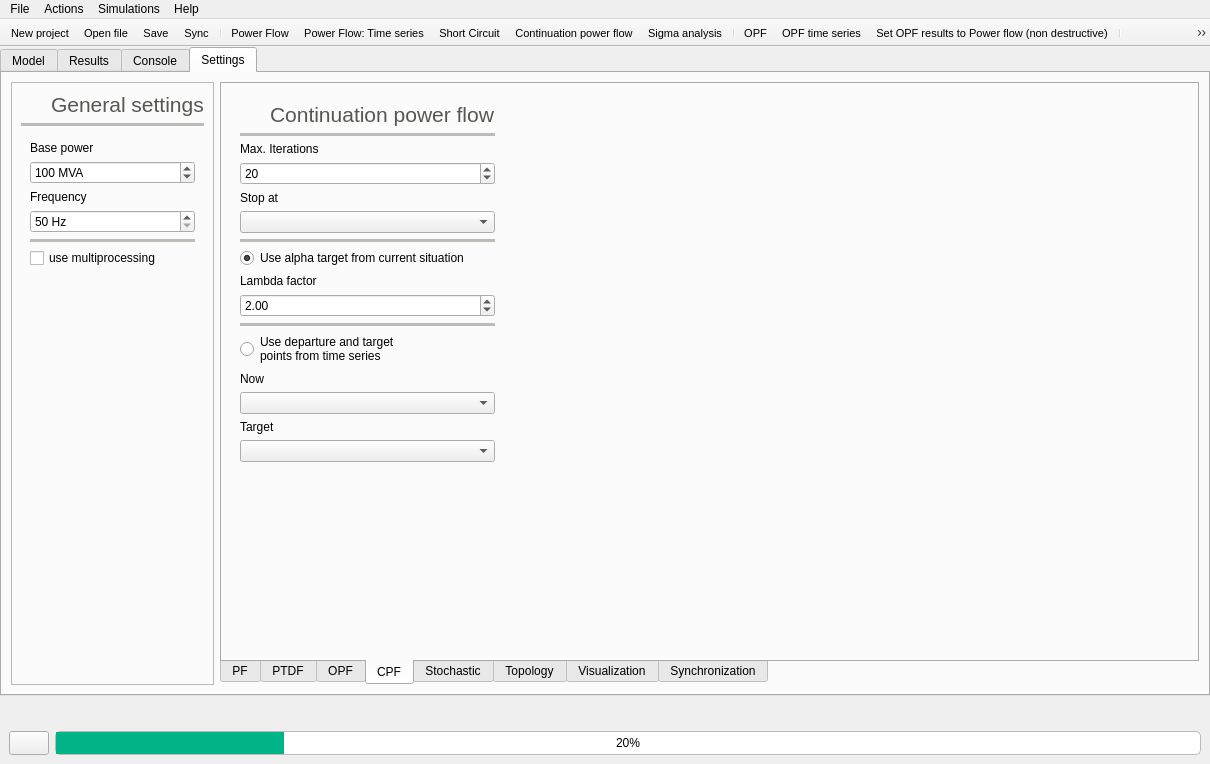
Above: src/GridCal/Gui/Main/MainWindow.ui from SanPen/GridCal before the change. Below: the same form after it.
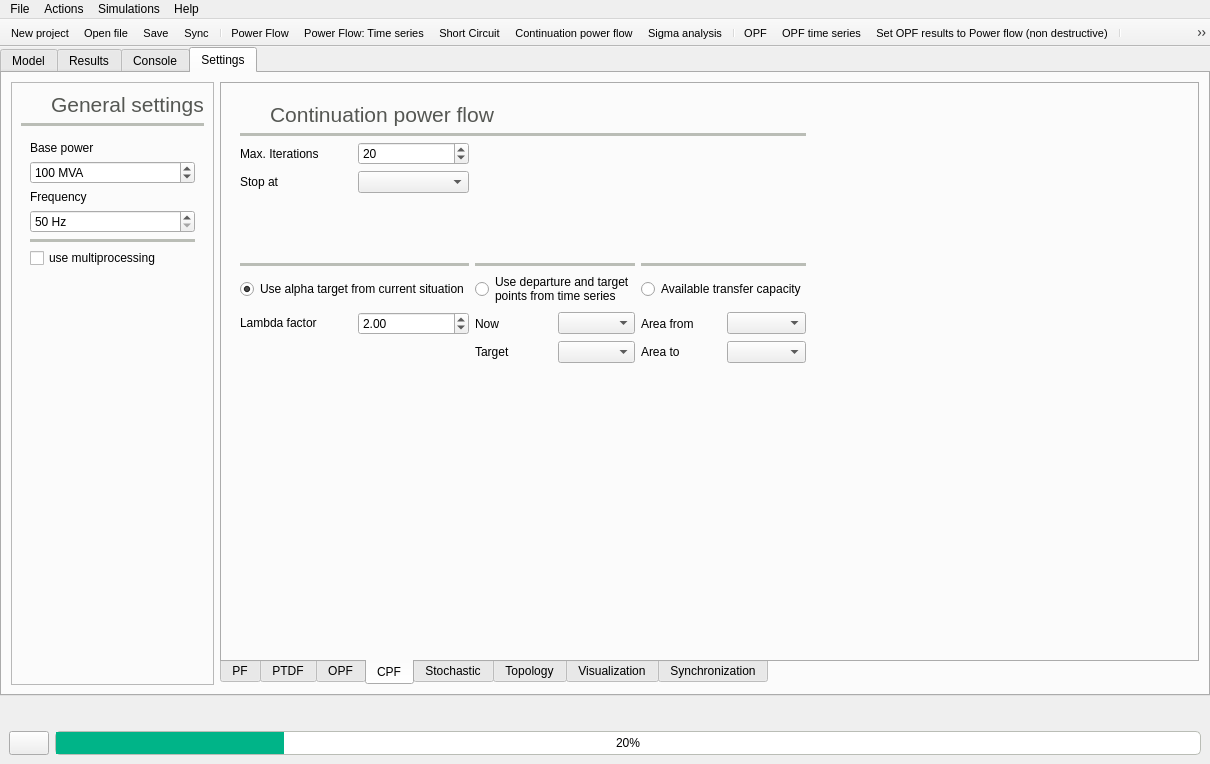
That is the form after the change. The open tabs and pages were chosen to show the change. Icons and pictures are not drawn.

What changed in the file:
```diff
--- a/src/GridCal/Gui/Main/MainWindow.ui
+++ b/src/GridCal/Gui/Main/MainWindow.ui
@@ -3304,8 +3304,252 @@
               <property name="frameShadow">
                <enum>QFrame::Raised</enum>
               </property>
-              <layout class="QVBoxLayout" name="verticalLayout_10">
-               <item>
+              <layout class="QGridLayout" name="gridLayout_2">
+               <item row="9" column="0">
+                <widget class="QLabel" name="label_18">
+                 <property name="text">
+                  <string>&lt;html&gt;&lt;head/&gt;&lt;body&gt;&lt;p&gt;Lambda factor&lt;/p&gt;&lt;/body&gt;&lt;/html&gt;</string>
+                 </property>
+                </widget>
+               </item>
+               <item row="3" column="0">
+                <widget class="QLabel" name="label_8">
+                 <property name="text">
+                  <string>Stop at</string>
+                 </property>
+                </widget>
+               </item>
+               <item row="10" column="5">
+                <widget class="QComboBox" name="areaToComboBox"/>
+               </item>
+               <item row="9" column="3">
+                <widget class="QComboBox" name="vs_departure_comboBox"/>
+               </item>
+               <item row="10" column="3">
+                <widget class="QComboBox" name="vs_target_comboBox"/>
+               </item>
+               <item row="10" column="4">
+                <widget class="QLabel" name="label_26">
+                 <property name="text">
+                  <string>Area to</string>
+                 </property>
+                </widget>
+               </item>
+               <item row="9" column="4">
+                <widget class="QLabel" name="label_25">
+                 <property name="text">
+                  <string>Area from</string>
+                 </property>
+                </widget>
+               </item>
+               <item row="2" column="0">
+                <widget class="QLabel" name="label_29">
+                 <property name="text">
+                  <string>Max. Iterations</string>
+                 </property>
+                </widget>
+               </item>
+               <item row="2" column="1">
+                <widget class="QSpinBox" name="vs_max_iterations_spinBox">
+                 <property name="minimum">
+                  <number>1</number>
+                 </property>
+                 <property name="maximum">
+                  <number>300</number>
+                 </property>
+                 <property name="value">
+                  <number>20</number>
+                 </property>
+                </widget>
+               </item>
+               <item row="9" column="5">
+                <widget class="QComboBox" name="areaFromComboBox"/>
+               </item>
+               <item row="4" column="0">
+                <spacer name="verticalSpacer_7">
+                 <property name="orientation">
+                  <enum>Qt::Vertical</enum>
+                 </property>
+                 <property name="sizeHint" stdset="0">
+                  <size>
+                   <width>20</width>
+                   <height>40</height>
+                  </size>
+                 </property>
+                </spacer>
+               </item>
+               <item row="9" column="2">
+                <widget class="QLabel" name="label_19">
+                 <property name="text">
+                  <string>Now</string>
+                 </property>
+                </widget>
+               </item>
+               <item row="1" column="0" colspan="6">
+                <widget class="Line" name="line_17">
+                 <property name="palette">
+                  <palette>
+                   <active>
+                    <colorrole role="WindowText">
+                     <brush brushstyle="SolidPattern">
+                      <color alpha="255">
+                       <red>186</red>
+                       <green>189</green>
+                       <blue>182</blue>
+                      </color>
+                     </brush>
+                    </colorrole>
+                   </active>
+                   <inactive>
+                    <colorrole role="WindowText">
+                     <brush brushstyle="SolidPattern">
+                      <color alpha="255">
+                       <red>186</red>
+                       <green>189</green>
+                       <blue>182</blue>
+                      </color>
+                     </brush>
+                    </colorrole>
+                   </inactive>
+                   <disabled>
+                    <colorrole role="WindowText">
+                     <brush brushstyle="SolidPattern">
+                      <color alpha="255">
+                       <red>190</red>
+                       <green>190</green>
+                       <blue>190</blue>
+                      </color>
+                     </brush>
+                    </colorrole>
+                   </disabled>
+                  </palette>
+                 </property>
+                 <property name="frameShadow">
+                  <enum>QFrame::Plain</enum>
+                 </property>
+                 <property name="lineWidth">
+                  <number>4</number>
+                 </property>
+                 <property name="orientation">
+                  <enum>Qt::Horizontal</enum>
+                 </property>
+                </widget>
+               </item>
+               <item row="7" column="2" colspan="2">
+                <widget class="Line" name="line_25">
+                 <property name="palette">
+                  <palette>
+                   <active>
+                    <colorrole role="WindowText">
+                     <brush brushstyle="SolidPattern">
+                      <color alpha="255">
+                       <red>186</red>
+                       <green>189</green>
+                       <blue>182</blue>
+                      </color>
+                     </brush>
+                    </colorrole>
+                   </active>
+                   <inactive>
+                    <colorrole role="WindowText">
+                     <brush brushstyle="SolidPattern">
+                      <color alpha="255">
+                       <red>186</red>
+                       <green>189</green>
+                       <blue>182</blue>
+                      </color>
+                     </brush>
+                    </colorrole>
+                   </inactive>
+                   <disabled>
+                    <colorrole role="WindowText">
+                     <brush brushstyle="SolidPattern">
+                      <color alpha="255">
+                       <red>190</red>
+                       <green>190</green>
+                       <blue>190</blue>
+                      </color>
+                     </brush>
+                    </colorrole>
+                   </disabled>
+                  </palette>
+                 </property>
+                 <property name="frameShadow">
+                  <enum>QFrame::Plain</enum>
+                 </property>
+                 <property name="lineWidth">
+                  <number>4</number>
+                 </property>
+                 <property name="orientation">
+                  <enum>Qt::Horizontal</enum>
+                 </property>
+                </widget>
+               </item>
+               <item row="10" column="2">
+                <widget class="QLabel" name="label_20">
+                 <property name="text">
+                  <string>Target</string>
+                 </property>
+                </widget>
+               </item>
+               <item row="7" column="0" colspan="2">
+                <widget class="Line" name="line_12">
+                 <property name="palette">
+                  <palette>
+                   <active>
+                    <colorrole role="WindowText">
+                     <brush brushstyle="SolidPattern">
+                      <color alpha="255">
+                       <red>186</red>
+                       <green>189</green>
+                       <blue>182</blue>
+                      </color>
+                     </brush>
+                    </colorrole>
+                   </active>
+                   <inactive>
+                    <colorrole role="WindowText">
+                     <brush brushstyle="SolidPattern">
+                      <color alpha="255">
+                       <red>186</red>
+                       <green>189</green>
+                       <blue>182</blue>
+                      </color>
+                     </brush>
+                    </colorrole>
+                   </inactive>
+                   <disabled>
+                    <colorrole role="WindowText">
+                     <brush brushstyle="SolidPattern">
+                      <color alpha="255">
+                       <red>190</red>
+                       <green>190</green>
+                       <blue>190</blue>
+                      </color>
+                     </brush>
+                    </colorrole>
+                   </disabled>
+                  </palette>
+                 </property>
+                 <property name="frameShadow">
+                  <enum>QFrame::Plain</enum>
+                 </property>
+                 <property name="lineWidth">
+                  <number>4</number>
+                 </property>
+                 <property name="orientation">
+                  <enum>Qt::Horizontal</enum>
+                 </property>
+                </widget>
+               </item>
+               <item row="8" column="4" colspan="2">
+                <widget class="QRadioButton" name="atcRadioButton">
+                 <property name="text">
+                  <string>Available transfer capacity</string>
+                 </property>
+                </widget>
+               </item>
+               <item row="0" column="0" colspan="6">
                 <widget class="QFrame" name="frame_44">
                  <property name="frameShape">
                   <enum>QFrame::NoFrame</enum>
@@ -3406,88 +3650,11 @@
                  </layout>
                 </widget>
                </item>
-               <item>
-                <widget class="Line" name="line_17">
-                 <property name="palette">
-                  <palette>
-                   <active>
-                    <colorrole role="WindowText">
-                     <brush brushstyle="SolidPattern">
-                      <color alpha="255">
-                       <red>186</red>
-                       <green>189</green>
-                       <blue>182</blue>
-                      </color>
-                     </brush>
-                    </colorrole>
-                   </active>
-                   <inactive>
-                    <colorrole role="WindowText">
-                     <brush brushstyle="SolidPattern">
-                      <color alpha="255">
-                       <red>186</red>
-                       <green>189</green>
-                       <blue>182</blue>
-                      </color>
-                     </brush>
-                    </colorrole>
-                   </inactive>
-                   <disabled>
-                    <colorrole role="WindowText">
-                     <brush brushstyle="SolidPattern">
-                      <color alpha="255">
-                       <red>190</red>
-                       <green>190</green>
-                       <blue>190</blue>
-                      </color>
-                     </brush>
-                    </colorrole>
-                   </disabled>
-                  </palette>
-                 </property>
-                 <property name="frameShadow">
-                  <enum>QFrame::Plain</enum>
-                 </property>
-                 <property name="lineWidth">
-                  <number>4</number>
-                 </property>
-                 <property name="orientation">
-                  <enum>Qt::Horizontal</enum>
-                 </property>
-                </widget>
-               </item>
-               <item>
-                <widget class="QLabel" name="label_29">
-                 <property name="text">
-                  <string>Max. Iterations</string>
-                 </property>
-                </widget>
-               </item>
-               <item>
-                <widget class="QSpinBox" name="vs_max_iterations_spinBox">
-                 <property name="minimum">
-                  <number>1</number>
-                 </property>
-                 <property name="maximum">
-                  <number>300</number>
-                 </property>
-                 <property name="value">
-                  <number>20</number>
-                 </property>
-                </widget>
-               </item>
-               <item>
-                <widget class="QLabel" name="label_8">
-                 <property name="text">
-                  <string>Stop at</string>
-                 </property>
-                </widget>
-               </item>
-               <item>
+               <item row="3" column="1">
                 <widget class="QComboBox" name="vc_stop_at_comboBox"/>
                </item>
-               <item>
-                <widget class="Line" name="line_12">
+               <item row="7" column="4" colspan="2">
+                <widget class="Line" name="line_11">
                  <property name="palette">
                   <palette>
                    <active>
@@ -3536,24 +3703,7 @@
                  </property>
                 </widget>
                </item>
-               <item>
-                <widget class="QRadioButton" name="start_vs_from_default_radioButton">
-                 <property name="text">
-                  <string>Use alpha target from current situation</string>
-                 </property>
-                 <property name="checked">
-                  <bool>true</bool>
-                 </property>
-                </widget>
-               </item>
-               <item>
-                <widget class="QLabel" name="label_18">
-                 <property name="text">
-                  <string>&lt;html&gt;&lt;head/&gt;&lt;body&gt;&lt;p&gt;Lambda factor&lt;/p&gt;&lt;/body&gt;&lt;/html&gt;</string>
-                 </property>
-                </widget>
-               </item>
-               <item>
+               <item row="9" column="1">
                 <widget class="QDoubleSpinBox" name="alpha_doubleSpinBox">
                  <property name="minimum">
                   <double>-99.000000000000000</double>
@@ -3563,57 +3713,17 @@
                  </property>
                 </widget>
                </item>
-               <item>
-                <widget class="Line" name="line_11">
-                 <property name="palette">
-                  <palette>
-                   <active>
-                    <colorrole role="WindowText">
-                     <brush brushstyle="SolidPattern">
-                      <color alpha="255">
-                       <red>186</red>
-                       <green>189</green>
-                       <blue>182</blue>
-                      </color>
-                     </brush>
-                    </colorrole>
-                   </active>
-                   <inactive>
-                    <colorrole role="WindowText">
-                     <brush brushstyle="SolidPattern">
-                      <color alpha="255">
-                       <red>186</red>
-                       <green>189</green>
-                       <blue>182</blue>
-                      </color>
-                     </brush>
-                    </colorrole>
-                   </inactive>
-                   <disabled>
-                    <colorrole role="WindowText">
-                     <brush brushstyle="SolidPattern">
-                      <color alpha="255">
-                       <red>190</red>
-                       <green>190</green>
-                       <blue>190</blue>
-                      </color>
-                     </brush>
-                    </colorrole>
-                   </disabled>
-                  </palette>
+               <item row="8" column="0" colspan="2">
+                <widget class="QRadioButton" name="start_vs_from_default_radioButton">
+                 <property name="text">
+                  <string>Use alpha target from current situation</string>
                  </property>
-                 <property name="frameShadow">
-                  <enum>QFrame::Plain</enum>
-                 </property>
-                 <property name="lineWidth">
-                  <number>4</number>
-                 </property>
-                 <property name="orientation">
-                  <enum>Qt::Horizontal</enum>
+                 <property name="checked">
+                  <bool>true</bool>
                  </property>
                 </widget>
                </item>
-               <item>
+               <item row="8" column="2" colspan="2">
                 <widget class="QRadioButton" name="start_vs_from_selected_radioButton">
                  <property name="text">
                   <string>Use departure and target
@@ -3621,26 +3731,6 @@
                  </property>
                 </widget>
                </item>
-               <item>
-                <widget class="QLabel" name="label_19">
-                 <property name="text">
-                  <string>Now</string>
-                 </property>
-                </widget>
-               </item>
-               <item>
-                <widget class="QComboBox" name="vs_departure_comboBox"/>
-               </item>
-               <item>
-                <widget class="QLabel" name="label_20">
-                 <property name="text">
-                  <string>Target</string>
-                 </property>
-                </widget>
-               </item>
-               <item>
-                <widget class="QComboBox" name="vs_target_comboBox"/>
-               </item>
               </layout>
              </widget>
             </item>
```
Left out of the diff: 10 changed lines with no effect on the pictures.
